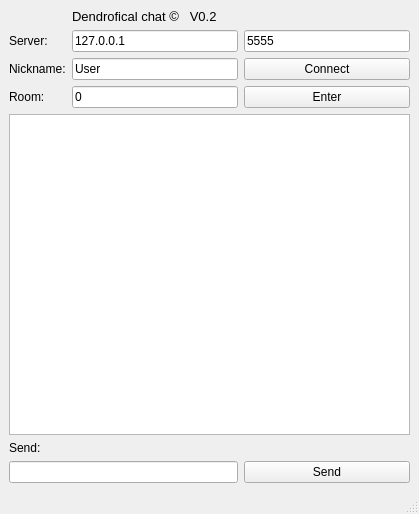
Above: ChatClient.ui from Deadmord/Chat_Client before the change. Below: the same form after it.
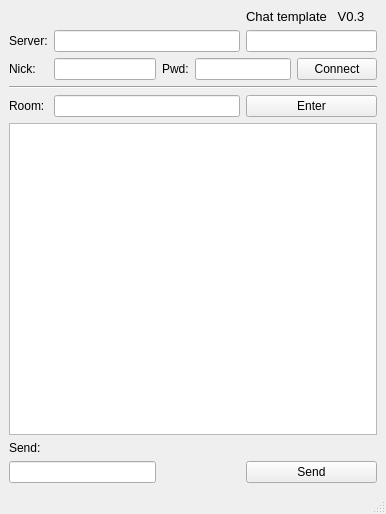
That is the form after the change.

Commit message: Add password line, include name and password to config, and small refactoring

```diff
--- a/ChatClient.ui
+++ b/ChatClient.ui
@@ -6,7 +6,7 @@
    <rect>
     <x>0</x>
     <y>0</y>
-    <width>419</width>
+    <width>386</width>
     <height>514</height>
    </rect>
   </property>
@@ -15,93 +15,100 @@
   </property>
   <widget class="QWidget" name="centralwidget">
    <layout class="QGridLayout" name="gridLayout">
-    <item row="3" column="1">
-     <widget class="QLineEdit" name="nickNameLineEdit">
-      <property name="text">
-       <string>User</string>
-      </property>
-     </widget>
-    </item>
-    <item row="2" column="2">
+    <item row="1" column="4" colspan="2">
      <widget class="QLineEdit" name="serverPortLineEdit">
       <property name="inputMethodHints">
        <set>Qt::ImhDigitsOnly</set>
       </property>
       <property name="text">
-       <string>5555</string>
+       <string/>
       </property>
      </widget>
     </item>
-    <item row="4" column="2">
+    <item row="2" column="2">
+     <widget class="QLabel" name="label_6">
+      <property name="text">
+       <string>Pwd:</string>
+      </property>
+     </widget>
+    </item>
+    <item row="2" column="0">
+     <widget class="QLabel" name="label_3">
+      <property name="text">
+       <string>Nick:</string>
+      </property>
+     </widget>
+    </item>
+    <item row="2" column="1">
+     <widget class="QLineEdit" name="nickNameLineEdit">
+      <property name="text">
+       <string/>
+      </property>
+     </widget>
+    </item>
+    <item row="7" column="0">
+     <widget class="QLabel" name="label">
+      <property name="text">
+       <string>Send:</string>
+      </property>
+     </widget>
+    </item>
+    <item row="2" column="5">
+     <widget class="QPushButton" name="connectButton">
+      <property name="text">
+       <string>Connect</string>
+      </property>
+     </widget>
+    </item>
+    <item row="1" column="0">
+     <widget class="QLabel" name="label_4">
+      <property name="text">
+       <string>Server:</string>
+      </property>
+     </widget>
+    </item>
+    <item row="5" column="1" colspan="3">
+     <widget class="QLineEdit" name="roomLineEdit">
+      <property name="text">
+       <string/>
+      </property>
+     </widget>
+    </item>
+    <item row="5" column="4" colspan="2">
      <widget class="QPushButton" name="roomButton">
       <property name="text">
        <string>Enter</string>
       </property>
      </widget>
     </item>
-    <item row="4" column="1">
-     <widget class="QLineEdit" name="roomLineEdit">
-      <property name="text">
-       <string>0</string>
-      </property>
-     </widget>
-    </item>
-    <item row="7" column="2">
+    <item row="8" column="4" colspan="2">
      <widget class="QPushButton" name="sendButton">
       <property name="text">
        <string>Send</string>
       </property>
      </widget>
     </item>
-    <item row="2" column="0">
-     <widget class="QLabel" name="label_4">
-      <property name="text">
-       <string>Server:</string>
-      </property>
-     </widget>
+    <item row="8" column="0" colspan="2">
+     <widget class="QLineEdit" name="lineEdit"/>
     </item>
-    <item row="4" column="0">
+    <item row="5" column="0">
      <widget class="QLabel" name="label_5">
       <property name="text">
        <string>Room:</string>
       </property>
      </widget>
     </item>
-    <item row="3" column="2">
-     <widget class="QPushButton" name="connectButton">
-      <property name="text">
-       <string>Connect</string>
-      </property>
-     </widget>
+    <item row="2" column="3" colspan="2">
+     <widget class="QLineEdit" name="passwordLineEdit"/>
     </item>
-    <item row="6" column="0">
-     <widget class="QLabel" name="label">
-      <property name="text">
-       <string>Send:</string>
-      </property>
-     </widget>
-    </item>
-    <item row="7" column="0" colspan="2">
-     <widget class="QLineEdit" name="lineEdit"/>
-    </item>
-    <item row="2" column="1">
+    <item row="1" column="1" colspan="3">
      <widget class="QLineEdit" name="serverIPLineEdit">
       <property name="text">
-       <string>127.0.0.1</string>
+       <string/>
       </property>
      </widget>
     </item>
-    <item row="3" column="0">
-     <widget class="QLabel" name="label_3">
-      <property name="text">
-       <string>Nickname:</string>
-      </property>
-     </widget>
-    </item>
-    <item row="5" column="0" colspan="3">
-     <widget class="QTextBrowser" name="textBrowser"/>
-    </item>
-    <item row="0" column="1">
+    <item row="0" column="4" colspan="2">
      <widget class="QLabel" name="label_2">
       <property name="font">
        <font>
@@ -109,10 +116,20 @@
        </font>
       </property>
       <property name="text">
-       <string>Dendrofical chat ©   V0.2</string>
+       <string>Chat template   V0.3</string>
       </property>
      </widget>
     </item>
+    <item row="3" column="0" colspan="6">
+     <widget class="Line" name="line">
+      <property name="orientation">
+       <enum>Qt::Horizontal</enum>
+      </property>
+     </widget>
+    </item>
+    <item row="6" column="0" colspan="6">
+     <widget class="QTextBrowser" name="textBrowser"/>
+    </item>
    </layout>
   </widget>
   <widget class="QMenuBar" name="menubar">
```
Left out of the diff: 2 changed lines with no effect on the pictures. The commit also changes 3 other files.
